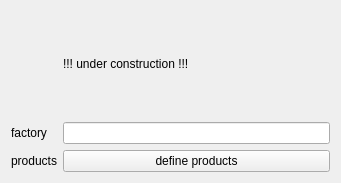
Qt form CodeCreator/GeneratorAbstractFactory.ui (Ulle84/UllesSourceCode) before a commit.
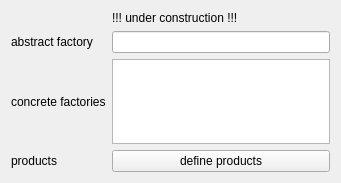
The same form after that commit. Custom widgets are drawn as their Qt base class.

```diff
--- a/CodeCreator/GeneratorAbstractFactory.ui
+++ b/CodeCreator/GeneratorAbstractFactory.ui
@@ -24,29 +24,46 @@
    <item row="1" column="0">
     <widget class="QLabel" name="label">
      <property name="text">
-      <string>factory</string>
+      <string>abstract factory</string>
      </property>
     </widget>
    </item>
    <item row="1" column="1">
     <widget class="QLineEdit" name="lineEditFactory"/>
    </item>
-   <item row="2" column="0">
+   <item row="3" column="0">
     <widget class="QLabel" name="label_3">
      <property name="text">
       <string>products</string>
      </property>
     </widget>
    </item>
-   <item row="2" column="1">
-    <widget class="QPushButton" name="pushButton">
+   <item row="3" column="1">
+    <widget class="InterfaceListEditor" name="productEditor">
      <property name="text">
       <string>define products</string>
      </property>
     </widget>
    </item>
+   <item row="2" column="0">
+    <widget class="QLabel" name="label_4">
+     <property name="text">
+      <string>concrete factories</string>
+     </property>
+    </widget>
+   </item>
+   <item row="2" column="1">
+    <widget class="QPlainTextEdit" name="plainTextEditConcreteFactories"/>
+   </item>
   </layout>
  </widget>
+ <customwidgets>
+  <customwidget>
+   <class>InterfaceListEditor</class>
+   <extends>QPushButton</extends>
+   <header>InterfaceListEditor.h</header>
+  </customwidget>
+ </customwidgets>
  <resources/>
  <connections/>
 </ui>
```
Left out of the diff: 2 changed lines with no effect on the pictures.
